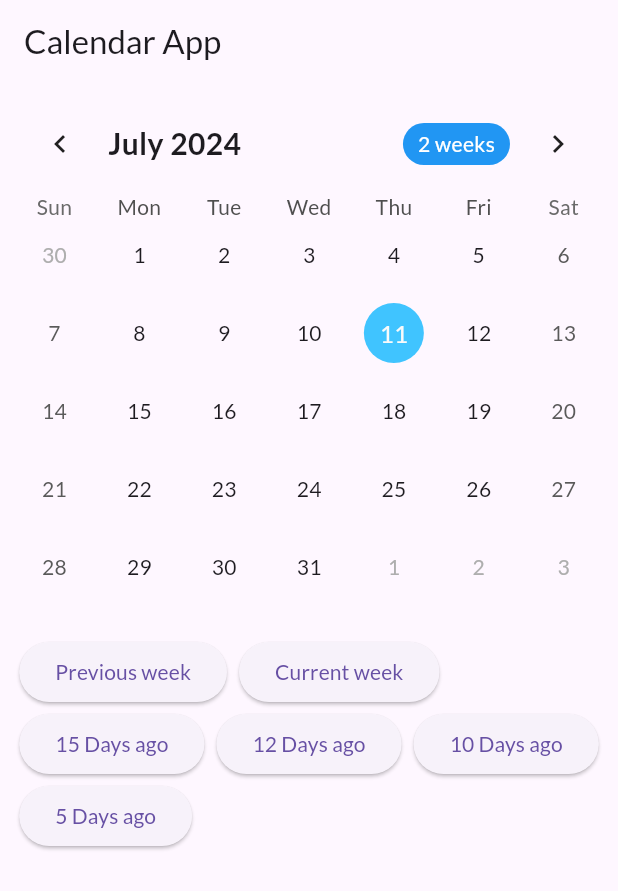
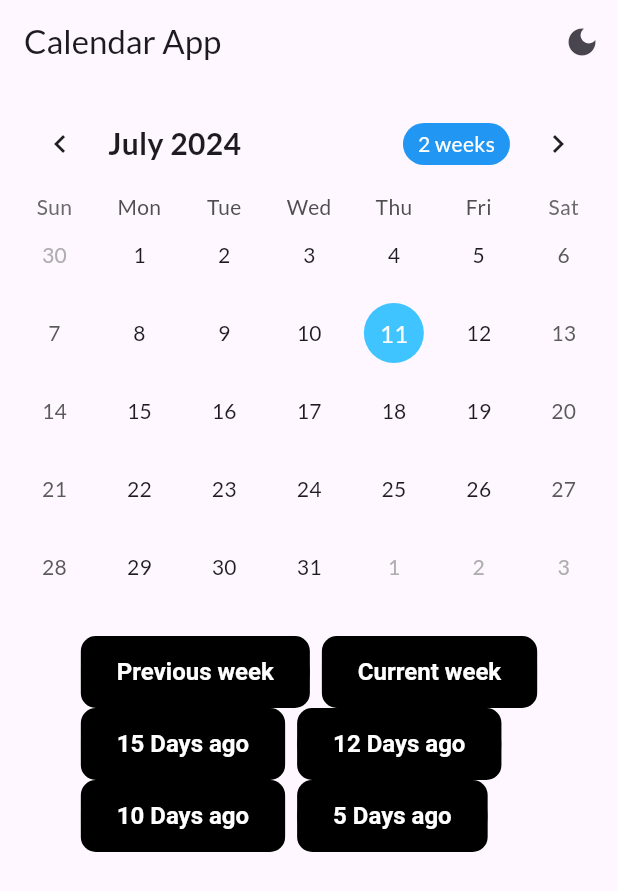
Before and after one commit to aadarshk7/Calender-App, a Flutter app: the screen it shows after launch, on a phone screen of 412 x 824 dp. Shown: the top 891 px of the screen. Run offline on Flutter 3.47's test engine with Material 3 defaults, Android fonts, the phone set to English and light mode, and no system bars; drawn by our look-alikes of table_calendar; our stand-ins replace google_fonts.

Commit message:
Calender app

```diff
--- a/lib/main.dart
+++ b/lib/main.dart
@@ -1,31 +1,57 @@
 import 'package:flutter/material.dart';
 import 'package:table_calendar/table_calendar.dart';
 import 'package:google_fonts/google_fonts.dart';
+import 'package:animations/animations.dart';
 import 'splash_screen.dart';
 
 void main() {
   runApp(CalendarApp());
 }
 
-class CalendarApp extends StatelessWidget {
+class CalendarApp extends StatefulWidget {
+  @override
+  _CalendarAppState createState() => _CalendarAppState();
+}
+
+class _CalendarAppState extends State<CalendarApp> {
+  bool isDarkMode = false;
+
   @override
   Widget build(BuildContext context) {
     return MaterialApp(
-      debugShowCheckedModeBanner: false,
       title: 'Calendar App',
       theme: ThemeData(
+        brightness: isDarkMode ? Brightness.dark : Brightness.light,
         primarySwatch: Colors.blue,
         textTheme: GoogleFonts.latoTextTheme(Theme.of(context).textTheme),
+        elevatedButtonTheme: ElevatedButtonThemeData(
+          style: ElevatedButton.styleFrom(
+            foregroundColor: Colors.white, backgroundColor: Colors.black, // Text color
+            textStyle: TextStyle(fontSize: 16, fontWeight: FontWeight.bold),
+          ),
+        ),
       ),
       home: SplashScreen(),
       routes: {
-        '/calendar': (context) => CalendarHomePage(),
+        '/calendar': (context) => CalendarHomePage(
+          toggleTheme: () {
+            setState(() {
+              isDarkMode = !isDarkMode;
+            });
+          },
+          isDarkMode: isDarkMode,
+        ),
       },
     );
   }
 }
 
 class CalendarHomePage extends StatefulWidget {
+  final VoidCallback toggleTheme;
+  final bool isDarkMode;
+
+  CalendarHomePage({required this.toggleTheme, required this.isDarkMode});
+
   @override
   _CalendarHomePageState createState() => _CalendarHomePageState();
 }
@@ -48,6 +74,12 @@ class _CalendarHomePageState extends State<CalendarHomePage> {
     return Scaffold(
       appBar: AppBar(
         title: Text('Calendar App'),
+        actions: [
+          IconButton(
+            icon: Icon(widget.isDarkMode ? Icons.light_mode : Icons.dark_mode),
+            onPressed: widget.toggleTheme,
+          ),
+        ],
       ),
       body: Padding(
         padding: const EdgeInsets.all(8.0),
@@ -104,42 +136,36 @@ class _CalendarHomePageState extends State<CalendarHomePage> {
             Wrap(
               spacing: 8.0,
               children: [
-                ElevatedButton(
-                  onPressed: () => setState(() {
+                _buildAnimatedButton('Previous week', () {
+                  setState(() {
                     _focusedDay = DateTime.now().subtract(Duration(days: 7));
+                  });
                 }),
-                  child: Text('Previous week'),
-                ),
-                ElevatedButton(
-                  onPressed: () => setState(() {
+                _buildAnimatedButton('Current week', () {
+                  setState(() {
                     _focusedDay = DateTime.now();
+                  });
                 }),
-                  child: Text('Current week'),
-                ),
-                ElevatedButton(
-                  onPressed: () => setState(() {
+                _buildAnimatedButton('15 Days ago', () {
+                  setState(() {
                     _focusedDay = DateTime.now().subtract(Duration(days: 15));
+                  });
                 }),
-                  child: Text('15 Days ago'),
-                ),
-                ElevatedButton(
-                  onPressed: () => setState(() {
+                _buildAnimatedButton('12 Days ago', () {
+                  setState(() {
                     _focusedDay = DateTime.now().subtract(Duration(days: 12));
+                  });
                 }),
-                  child: Text('12 Days ago'),
-                ),
-                ElevatedButton(
-                  onPressed: () => setState(() {
+                _buildAnimatedButton('10 Days ago', () {
+                  setState(() {
                     _focusedDay = DateTime.now().subtract(Duration(days: 10));
+                  });
                 }),
-                  child: Text('10 Days ago'),
-                ),
-                ElevatedButton(
-                  onPressed: () => setState(() {
+                _buildAnimatedButton('5 Days ago', () {
+                  setState(() {
                     _focusedDay = DateTime.now().subtract(Duration(days: 5));
+                  });
                 }),
-                  child: Text('5 Days ago'),
-                ),
               ],
             ),
           ],
@@ -147,4 +173,24 @@ class _CalendarHomePageState extends State<CalendarHomePage> {
       ),
     );
   }
+
+  Widget _buildAnimatedButton(String text, VoidCallback onPressed) {
+    return OpenContainer(
+      transitionType: ContainerTransitionType.fade,
+      openBuilder: (context, _) => Scaffold(
+        appBar: AppBar(title: Text(text)),
+        body: Center(child: Text(text)),
+      ),
+      closedElevation: 0,
+      closedShape: RoundedRectangleBorder(
+        borderRadius: BorderRadius.circular(10),
+      ),
+      closedColor: Colors.black,
+      openColor: Colors.white,
+      closedBuilder: (context, openContainer) => ElevatedButton(
+        onPressed: onPressed,
+        child: Text(text, style: TextStyle(color: Colors.white)),
+      ),
+    );
   }
+}
```
Lines whose indentation alone changed are shown as unchanged.
